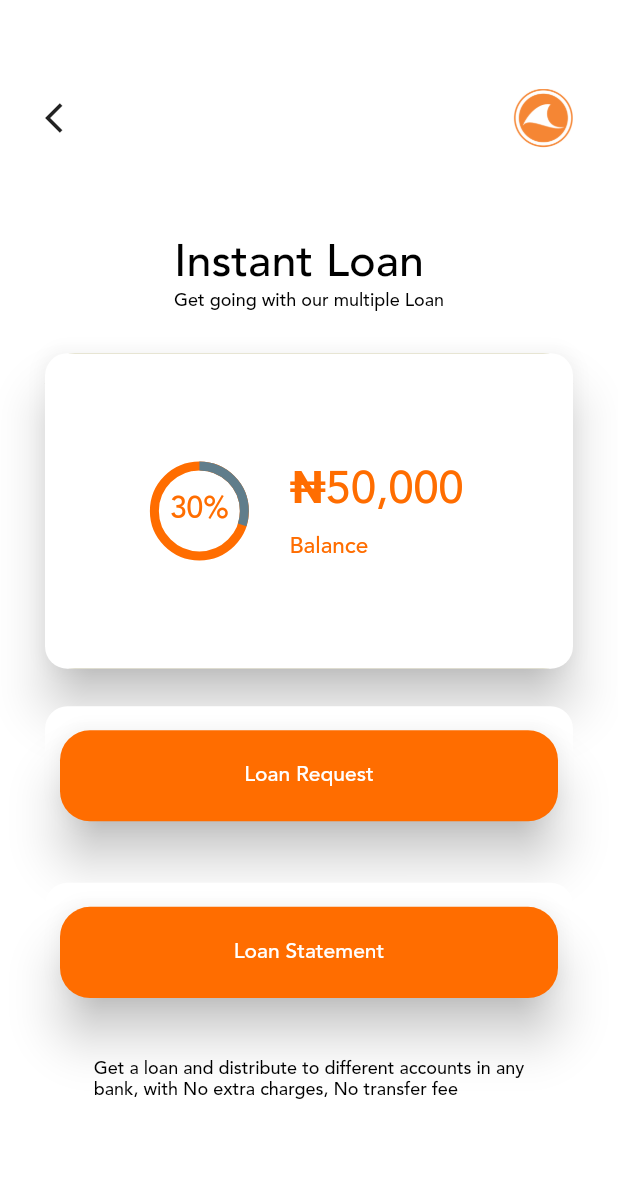
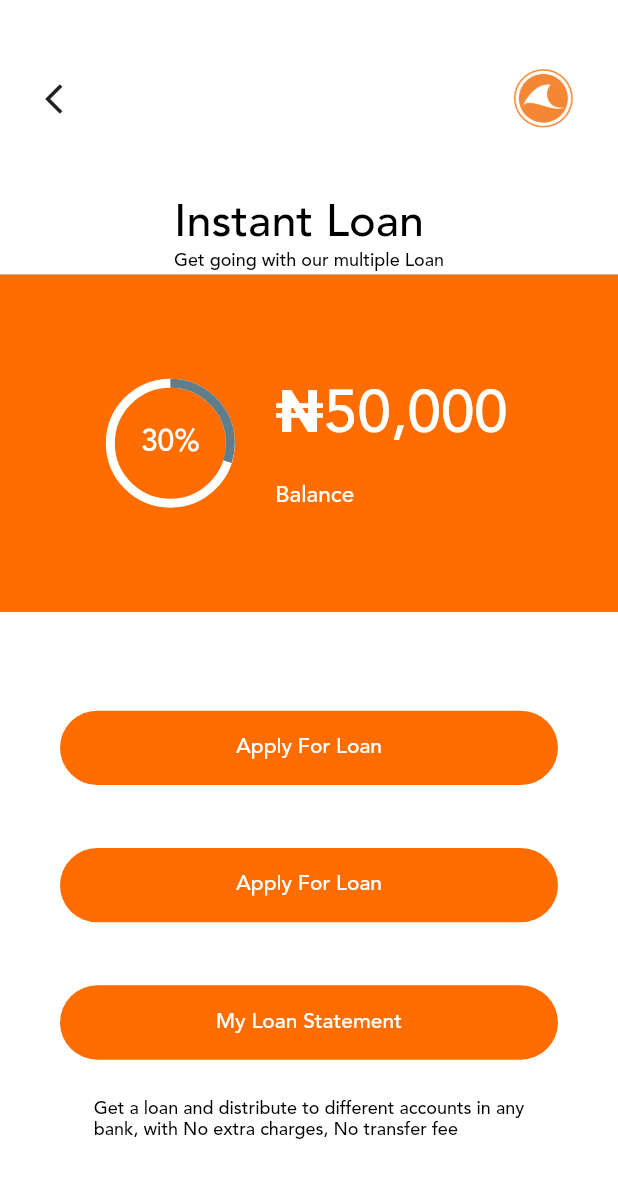
Before and after one commit to Gerard-007/AramPay, a Flutter app: the LoanBalance screen opened directly, on a phone screen of 412 x 824 dp. Shown: the top 1178 px of the screen. Run offline on Flutter 3.47's test engine with Material 2 defaults, Android fonts, the phone set to English and light mode, and no system bars; our stand-ins replace material_design_icons_flutter; missing offline and left inert: bezier_chart.

Commit message:
Updated both profile and balance page

```diff
--- a/lib/common/constants.dart
+++ b/lib/common/constants.dart
@@ -36,6 +36,7 @@ class WhiteProjectLogo extends StatelessWidget {
             image: AssetImage("assets/main logo1.png"),
             width: 70,
             height: 80,
+            color: kButtonColor,
           ),
           SizedBox(
             width: 5,
--- a/lib/main.dart
+++ b/lib/main.dart
@@ -2,9 +2,12 @@ import 'package:arampay/common/constants.dart';
 import 'package:arampay/screens/signInScreen.dart';
 import 'package:flutter/material.dart';
 
+import 'screens/loanBalanceScreen.dart';
+import 'screens/profileScreen.dart';
+
 void main() {
   runApp(MyApp());
-  //runApp(PendingFeaturePage());
+  //runApp(ProfilePage());
 }
 
 class MyApp extends StatelessWidget {
--- a/lib/screens/loanBalanceScreen.dart
+++ b/lib/screens/loanBalanceScreen.dart
@@ -91,17 +91,16 @@ class _LoanBalanceState extends State<LoanBalance> {
 
             //================ Balance Display Widget ===============
             Expanded(
-              flex: 2,
+              flex: 3,
               child: Container(
-                margin: EdgeInsets.only(bottom: 25, left: 30, right: 30),
+                margin: EdgeInsets.only(bottom: 50),
                 decoration: BoxDecoration(
-                  borderRadius: BorderRadius.circular(20),
                   color: kPrimaryColor,
                 ),
                 child: Material(
-                  color: Colors.white,
-                  elevation: 14.0,
-                  borderRadius: BorderRadius.circular(15.0),
+                  color: kButtonColor,
+                  //elevation: 14.0,
+                  //borderRadius: BorderRadius.circular(15.0),
                   child: Row(
                     mainAxisAlignment: MainAxisAlignment.center,
                     crossAxisAlignment: CrossAxisAlignment.center,
@@ -109,27 +108,27 @@ class _LoanBalanceState extends State<LoanBalance> {
                       Stack(
                         children: [
                           SizedBox(
-                            width: 60,
-                            height: 60,
+                            width: 80,
+                            height: 80,
                             //============ Percentage widget just edith the value/100==========
                             child: CircularProgressIndicator(
                               //----value input / 100 -----
                               value: 30 / 100,
                               strokeWidth: 6,
-                              backgroundColor: kButtonColor,
+                              backgroundColor: Colors.white,
                               valueColor: AlwaysStoppedAnimation<Color>(
                                   Colors.blueGrey),
                             ),
                           ),
                           Container(
-                            width: 60,
-                            height: 60,
+                            width: 80,
+                            height: 80,
                             alignment: Alignment.center,
                             child: Text(
                               //------ input value here toplease convert toString()------
                               "30" + "%",
                               style: TextStyle(
-                                color: kButtonColor,
+                                color: Colors.white,
                                 fontFamily: "avenir",
                                 fontSize: 20,
                               ),
@@ -147,18 +146,18 @@ class _LoanBalanceState extends State<LoanBalance> {
                           Text(
                             "₦50,000",
                             style: TextStyle(
-                              color: kButtonColor,
-                              fontSize: 30,
+                              color: Colors.white,
+                              fontSize: 40,
                               fontWeight: FontWeight.w700,
                             ),
                           ),
                           SizedBox(
-                            height: 10,
+                            height: 20,
                           ),
                           Text(
                             "Balance",
                             style: TextStyle(
-                              color: kButtonColor,
+                              color: Colors.white,
                               fontSize: 15,
                               fontWeight: FontWeight.w700,
                             ),
@@ -178,21 +177,55 @@ class _LoanBalanceState extends State<LoanBalance> {
                 //=== Routes to Loan application button link ===
                 onTap: () {},
                 child: Container(
-                  margin: EdgeInsets.only(bottom: 25, left: 30, right: 30),
+                  margin: EdgeInsets.only(bottom: 10, left: 30, right: 30),
                   padding: EdgeInsets.symmetric(horizontal: 10, vertical: 16),
                   decoration: BoxDecoration(
-                    borderRadius: BorderRadius.circular(15),
+                    borderRadius: BorderRadius.circular(40),
                     color: Colors.white,
                   ),
                   child: Material(
                     color: kButtonColor,
-                    elevation: 14.0,
-                    borderRadius: BorderRadius.circular(20.0),
+                    //elevation: 14.0,
+                    borderRadius: BorderRadius.circular(45.0),
                     child: Row(
                       mainAxisAlignment: MainAxisAlignment.center,
                       children: <Widget>[
                         Text(
-                          "Loan Request",
+                          "Apply For Loan",
+                          style: Theme.of(context)
+                              .textTheme
+                              .button
+                              .copyWith(color: Colors.white),
+                        ),
+                      ],
+                    ),
+                  ),
+                ),
+              ),
+            ),
+
+            //===========Loan App;ication Button Link ===============
+            Expanded(
+              flex: 1,
+              child: GestureDetector(
+                //=== Routes to Loan application button link ===
+                onTap: () {},
+                child: Container(
+                  margin: EdgeInsets.only(bottom: 10, left: 30, right: 30),
+                  padding: EdgeInsets.symmetric(horizontal: 10, vertical: 16),
+                  decoration: BoxDecoration(
+                    borderRadius: BorderRadius.circular(40),
+                    color: Colors.white,
+                  ),
+                  child: Material(
+                    color: kButtonColor,
+                    //elevation: 14.0,
+                    borderRadius: BorderRadius.circular(50.0),
+                    child: Row(
+                      mainAxisAlignment: MainAxisAlignment.center,
+                      children: <Widget>[
+                        Text(
+                          "Apply For Loan",
                           style: Theme.of(context)
                               .textTheme
                               .button
@@ -212,21 +245,21 @@ class _LoanBalanceState extends State<LoanBalance> {
                 //=== Routes to Loan application button link ===
                 onTap: () {},
                 child: Container(
-                  margin: EdgeInsets.only(bottom: 25, left: 30, right: 30),
+                  margin: EdgeInsets.only(bottom: 10, left: 30, right: 30),
                   padding: EdgeInsets.symmetric(horizontal: 10, vertical: 16),
                   decoration: BoxDecoration(
-                    borderRadius: BorderRadius.circular(15),
+                    borderRadius: BorderRadius.circular(40),
                     color: Colors.white,
                   ),
                   child: Material(
                     color: kButtonColor,
-                    elevation: 14.0,
-                    borderRadius: BorderRadius.circular(20.0),
+                    //elevation: 14.0,
+                    borderRadius: BorderRadius.circular(45.0),
                     child: Row(
                       mainAxisAlignment: MainAxisAlignment.center,
                       children: <Widget>[
                         Text(
-                          "Loan Statement",
+                          "My Loan Statement",
                           style: Theme.of(context)
                               .textTheme
                               .button
```
Also changed, not shown: lib/screens/profileScreen.dart (+22 -15 lines), pubspec.lock, 1 other file.
